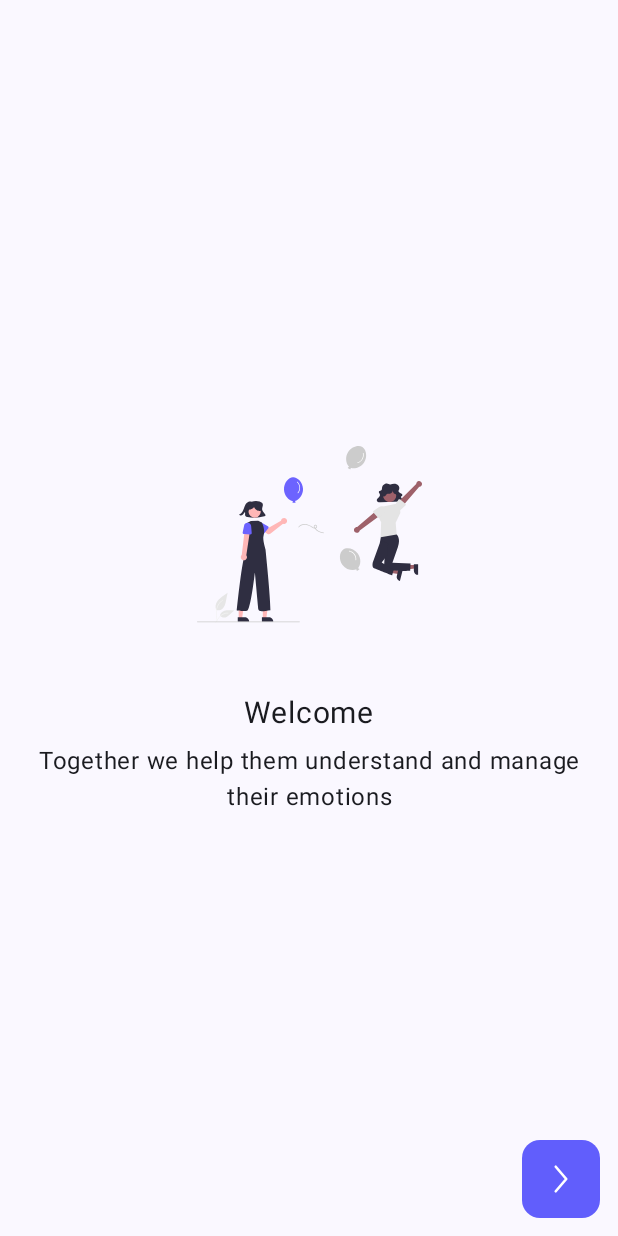
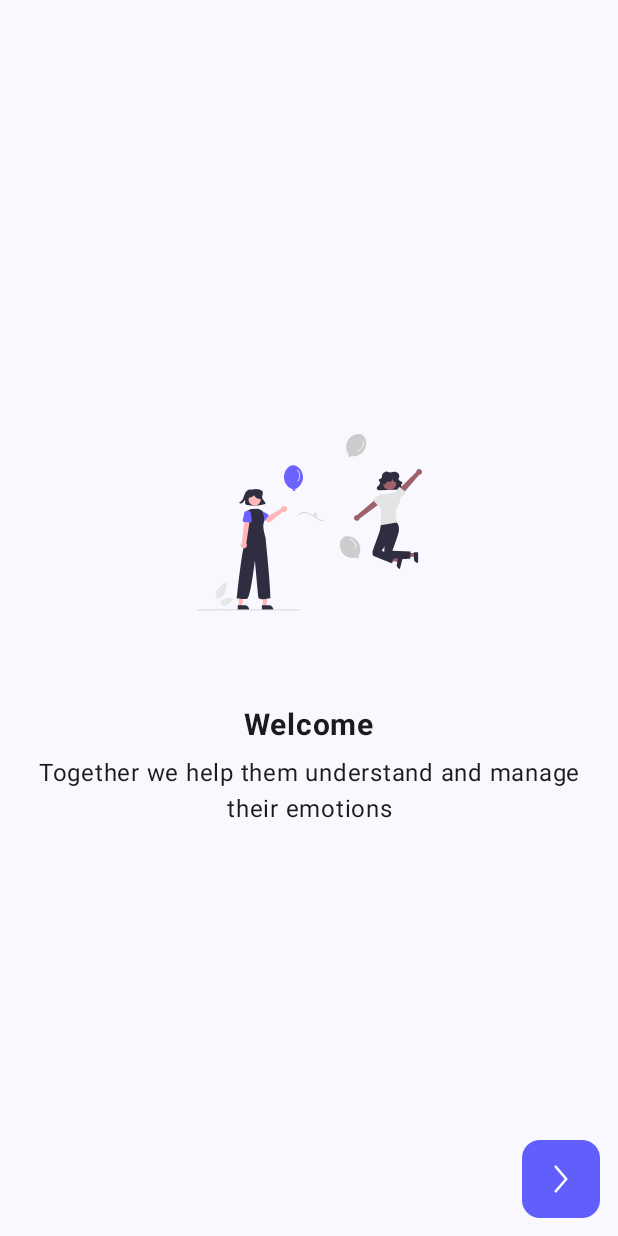
Before and after one commit to Divarizky/child-autism-detection-app, an Android app built with Jetpack Compose: the screen it shows after launch (MainActivity), on a phone screen of 412 x 824 dp. Run offline under Robolectric (Android 15) with nearby library versions, the phone set to English and light mode, and no system bars.

Commit message:
change code structure in WelcomeScreen.kt and WelcomeScreen.kt

```diff
--- a/app/src/main/java/com/application/divarizky/autismdetection/ui/screens/AutismDetectionScreen.kt
+++ b/app/src/main/java/com/application/divarizky/autismdetection/ui/screens/AutismDetectionScreen.kt
@@ -19,6 +19,7 @@ import androidx.compose.ui.Modifier
 import androidx.compose.ui.layout.ContentScale
 import androidx.compose.ui.res.painterResource
 import androidx.compose.ui.res.stringResource
+import androidx.compose.ui.text.font.FontWeight
 import androidx.compose.ui.text.style.TextAlign
 import androidx.compose.ui.tooling.preview.Preview
 import androidx.compose.ui.unit.dp
@@ -55,7 +56,8 @@ fun Header(responsiveConfig: ResponsiveConfig) {
         Text(
             text = stringResource(R.string.autism_detection_screen_title),
             textAlign = TextAlign.Center,
-            fontSize = responsiveConfig.titleTextStyle
+            fontSize = responsiveConfig.titleTextStyle,
+            fontWeight = FontWeight.Bold
         )
     }
 }
--- a/app/src/main/java/com/application/divarizky/autismdetection/ui/screens/WelcomeScreen.kt
+++ b/app/src/main/java/com/application/divarizky/autismdetection/ui/screens/WelcomeScreen.kt
@@ -14,6 +14,7 @@ import androidx.compose.ui.layout.ContentScale
 import androidx.compose.ui.platform.LocalConfiguration
 import androidx.compose.ui.res.painterResource
 import androidx.compose.ui.res.stringResource
+import androidx.compose.ui.text.font.FontWeight
 import androidx.compose.ui.text.style.TextAlign
 import androidx.compose.ui.tooling.preview.Preview
 import androidx.compose.ui.unit.dp
@@ -23,6 +24,7 @@ import com.application.divarizky.autismdetection.R
 import com.application.divarizky.autismdetection.ui.theme.AutismDetectionTheme
 import com.application.divarizky.autismdetection.ui.theme.LocalResponsiveConfig
 import com.application.divarizky.autismdetection.ui.theme.MediumBlue
+import com.application.divarizky.autismdetection.ui.theme.ResponsiveConfig
 import com.application.divarizky.autismdetection.ui.theme.White
 
 @Composable
@@ -34,11 +36,17 @@ fun WelcomeScreen(navController: NavHostController) {
             .fillMaxSize(),
         contentAlignment = Alignment.Center
     ) {
+        ContentSection(responsiveConfig)
+        BottomButton(navController, responsiveConfig)
+    }
+}
+
+@Composable
+fun ContentSection(responsiveConfig: ResponsiveConfig) {
     Column(
         horizontalAlignment = Alignment.CenterHorizontally,
         verticalArrangement = Arrangement.Center,
-            modifier = Modifier
-                .padding(responsiveConfig.paddingStandard)
+        modifier = Modifier.padding(responsiveConfig.paddingStandard)
     ) {
         Image(
             painter = painterResource(id = R.drawable.img_welcome),
@@ -46,10 +54,11 @@ fun WelcomeScreen(navController: NavHostController) {
             contentScale = ContentScale.Fit,
             modifier = Modifier.size(responsiveConfig.imageSize)
         )
-            Spacer(modifier = Modifier.height(responsiveConfig.verticalPadding * 4))
+        Spacer(modifier = Modifier.height(responsiveConfig.verticalPadding * 6))
         Text(
             text = stringResource(R.string.welcome_heading),
             fontSize = responsiveConfig.titleTextStyle,
+            fontWeight = FontWeight.Bold
         )
         Spacer(modifier = Modifier.height(responsiveConfig.verticalPadding))
         Text(
@@ -58,7 +67,10 @@ fun WelcomeScreen(navController: NavHostController) {
             fontSize = responsiveConfig.mediumFontSize,
         )
     }
+}
 
+@Composable
+fun BottomButton(navController: NavHostController, responsiveConfig: ResponsiveConfig) {
     Box(
         contentAlignment = Alignment.BottomEnd,
         modifier = Modifier
@@ -79,11 +91,10 @@ fun WelcomeScreen(navController: NavHostController) {
         ) {
             Icon(
                 painter = painterResource(id = R.drawable.ic_arrow_forward),
-                    contentDescription = null,
+                contentDescription = stringResource(R.string.navigate_next),
                 tint = White,
                 modifier = Modifier.size(28.dp)
             )
-            }
         }
     }
 }
--- a/app/src/main/java/com/application/divarizky/autismdetection/ui/theme/Theme.kt
+++ b/app/src/main/java/com/application/divarizky/autismdetection/ui/theme/Theme.kt
@@ -118,7 +118,7 @@ val LocalResponsiveConfig = staticCompositionLocalOf {
         paddingStandard = 16.dp,
         verticalPadding = 12.dp,
         titleTextStyle = 24.sp,
-        cornerRadius = 16.dp
+        cornerRadius = 12.dp
     )
 }
 
--- a/app/src/main/res/values/strings.xml
+++ b/app/src/main/res/values/strings.xml
@@ -5,6 +5,7 @@
     <string name="welcome_image_description">Welcome Image</string>
     <string name="welcome_heading">Welcome</string>
     <string name="welcome_subheading">Together we help them understand and manage their emotions</string>
+    <string name="navigate_next">next</string>
 
     // Home Screen
     <string name="home_screen_tagline">Let\'s start early detection of autism easily</string>
```
Lines whose indentation alone changed are shown as unchanged.
